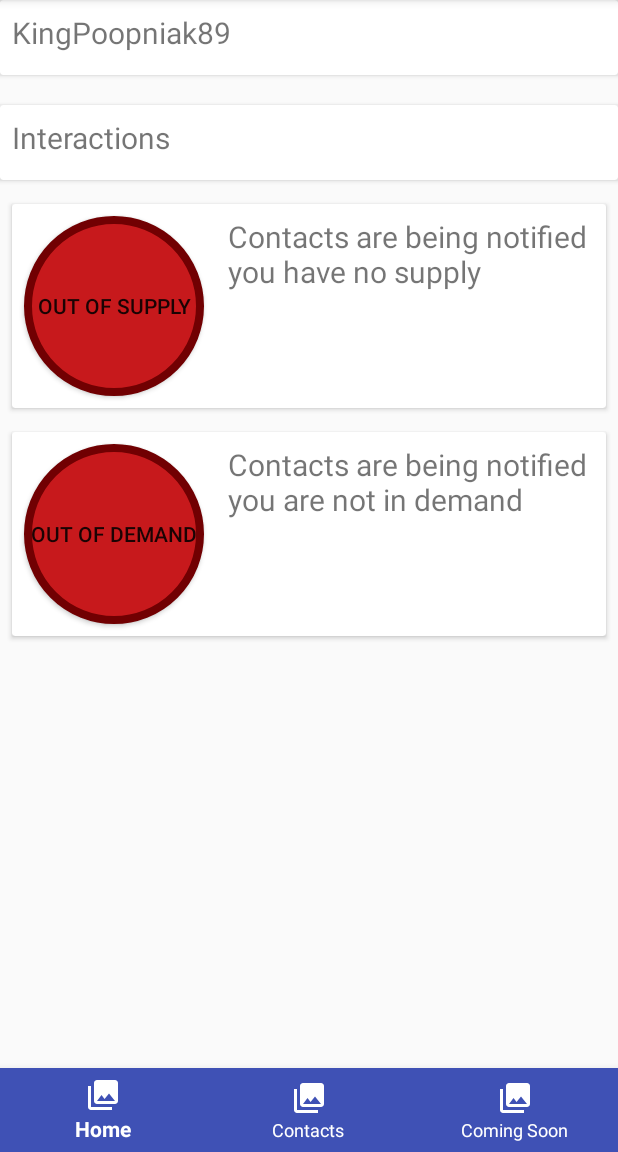
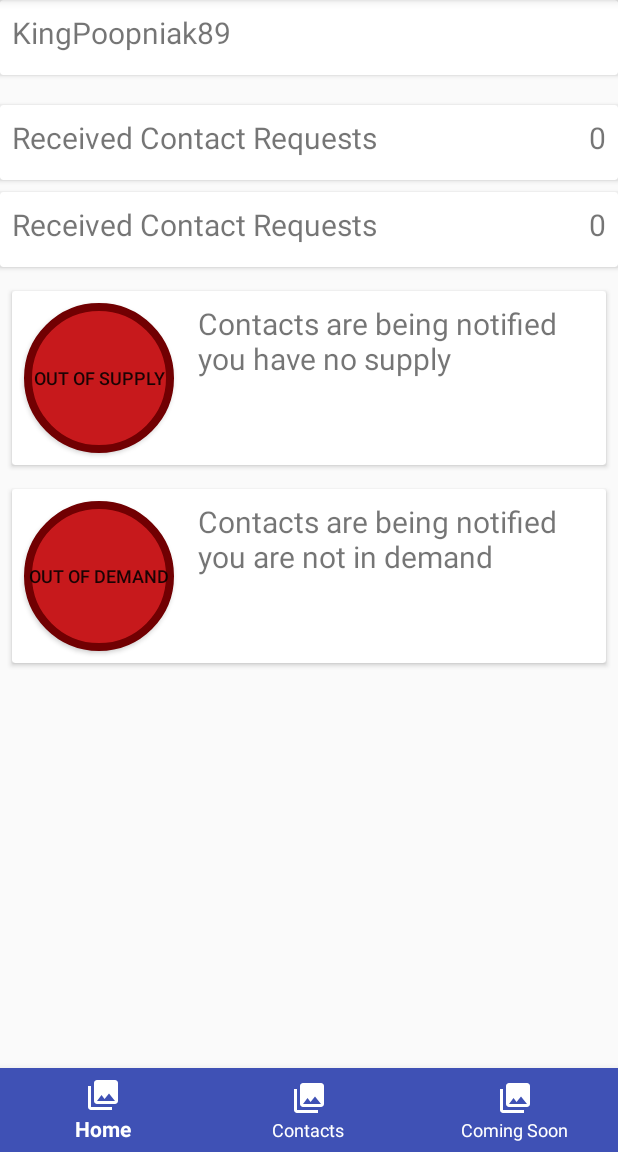
Before and after one commit to gkontos89/Beacon, an Android app: the HomeActivity screen opened directly, with no data from a screen before it, on a phone screen of 412 x 824 dp, the part 84-1236 px from its top. Run offline under Robolectric (Android 15) with nearby library versions, the phone set to English and light mode, and no system bars; 3 statements that could not run were skipped.

Commit message:
added launching of requests guis

```diff
--- a/app/src/main/java/com/marshmallow/beacon/ui/HomeActivity.java
+++ b/app/src/main/java/com/marshmallow/beacon/ui/HomeActivity.java
@@ -1,18 +1,39 @@
 package com.marshmallow.beacon.ui;
 
+import android.content.BroadcastReceiver;
+import android.content.Context;
+import android.content.Intent;
+import android.content.IntentFilter;
 import android.os.Bundle;
+import android.support.v7.widget.CardView;
+import android.view.View;
 import android.widget.CompoundButton;
 import android.widget.TextView;
 import android.widget.ToggleButton;
 
+import com.marshmallow.beacon.ContactRequestManager;
 import com.marshmallow.beacon.R;
 import com.marshmallow.beacon.UserManager;
 import com.marshmallow.beacon.backend.BeaconBackend;
+import com.marshmallow.beacon.broadcasts.RequestUpdateBroadcast;
 
 /**
  * Created by George on 7/13/2018.
  */
 public class HomeActivity extends BaseActivity {
+
+    // GUI handles
+    TextView usernameText;
+    CardView incomingRequestsCard;
+    TextView incomingRequestsCountText;
+    CardView outgoingRequestsCard;
+    TextView outgoingRequestsCountText;
+    BeaconButton supplyButton;
+    TextView supplyStatusText;
+    BeaconButton demandButton;
+    TextView demandStatusText;
+    BroadcastReceiver broadcastReceiver;
+    IntentFilter intentFilter;
 
     @Override
     protected void onCreate(Bundle savedInstanceState) {
@@ -20,16 +41,49 @@ public class HomeActivity extends BaseActivity {
         super.onCreate(savedInstanceState);
 
         // GUI handle instantiation
-        TextView usernameText = findViewById(R.id.username_title);
-        BeaconButton supplyButton = findViewById(R.id.supply_button);
-        TextView supplyStatusText = findViewById(R.id.supply_status_text);
-        BeaconButton demandButton = findViewById(R.id.demand_button);
-        TextView demandStatusText = findViewById(R.id.demand_status_text);
+        usernameText = findViewById(R.id.username_title);
+        incomingRequestsCard = findViewById(R.id.incoming_requests);
+        incomingRequestsCountText = findViewById(R.id.received_contact_request_count);
+        outgoingRequestsCard = findViewById(R.id.outgoing_requests);
+        outgoingRequestsCountText = findViewById(R.id.sent_contact_request_count);
+        supplyButton = findViewById(R.id.supply_button);
+        supplyStatusText = findViewById(R.id.supply_status_text);
+        demandButton = findViewById(R.id.demand_button);
+        demandStatusText = findViewById(R.id.demand_status_text);
 
         // UI initialization
         usernameText.setText(UserManager.getInstance().getUser().getUsername());
+        updateRequestCounts();
         supplyButton.initialize(UserManager.getInstance().getUser().getSupplyStatus(), supplyStatusText);
         demandButton.initialize(UserManager.getInstance().getUser().getDemandStatus(), demandStatusText);
+
+        incomingRequestsCard.setOnClickListener(new View.OnClickListener() {
+            @Override
+            public void onClick(View v) {
+                Intent intent = new Intent(getApplicationContext(), IncomingContactRequestsActivity.class);
+                startActivity(intent);
+            }
+        });
+
+        outgoingRequestsCard.setOnClickListener(new View.OnClickListener() {
+            @Override
+            public void onClick(View v) {
+                Intent intent = new Intent(getApplicationContext(), OutgoingContactRequestsActivity.class);
+                startActivity(intent);
+            }
+        });
+
+        // Setup broadcast receivers for contact request updates
+        intentFilter = new IntentFilter();
+        intentFilter.addAction(RequestUpdateBroadcast.action);
+        broadcastReceiver = new BroadcastReceiver() {
+            @Override
+            public void onReceive(Context context, Intent intent) {
+                updateRequestCounts();
+            }
+        };
+
+        registerReceiver(broadcastReceiver, intentFilter);
     }
 
     @Override
@@ -37,4 +91,21 @@ public class HomeActivity extends BaseActivity {
         super.onBackPressed();
         BeaconBackend.getInstance().signOutUser();
     }
+
+    @Override
+    public void onPause() {
+        super.onPause();
+        unregisterReceiver(broadcastReceiver);
+    }
+
+    @Override
+    public void onResume() {
+        super.onResume();
+        registerReceiver(broadcastReceiver, intentFilter);
+    }
+
+    private void updateRequestCounts() {
+        incomingRequestsCountText.setText(String.format("%d", ContactRequestManager.getInstance().getIncomingRequests().size()));
+        outgoingRequestsCountText.setText(String.format("%d", ContactRequestManager.getInstance().getOutgoingRequests().size()));
+    }
 }
--- a/app/src/main/java/com/marshmallow/beacon/ui/NewContactActivity.java
+++ b/app/src/main/java/com/marshmallow/beacon/ui/NewContactActivity.java
@@ -97,7 +97,8 @@ public class NewContactActivity extends AppCompatActivity {
 
     private boolean notAlreadyAContact() {
         String requestedUsername = contactUserNameEditText.getText().toString();
-        if (UserManager.getInstance().getUser().getRolodex().getUsernames().contains(requestedUsername)) {
+        if (UserManager.getInstance().getUser().getRolodex() != null &&
+                UserManager.getInstance().getUser().getRolodex().getUsernames().contains(requestedUsername)) {
             Toast.makeText(this, "You are already connected to " + requestedUsername, Toast.LENGTH_SHORT).show();
             return false;
         } else {
--- a/app/src/main/res/drawable/beacon_off.xml
+++ b/app/src/main/res/drawable/beacon_off.xml
@@ -4,7 +4,7 @@
         <shape android:shape="oval">
             <stroke android:color="#710002" android:width="5dp" />
             <solid android:color="#c7191c"/>
-            <size android:width="120dp" android:height="120dp"/>
+            <size android:width="100dp" android:height="100dp"/>
         </shape>
     </item>
 </selector>
--- a/app/src/main/res/drawable/beacon_on.xml
+++ b/app/src/main/res/drawable/beacon_on.xml
@@ -4,7 +4,7 @@
         <shape android:shape="oval">
             <stroke android:color="#007104" android:width="5dp" />
             <solid android:color="#19c71f"/>
-            <size android:width="120dp" android:height="120dp"/>
+            <size android:width="100dp" android:height="100dp"/>
         </shape>
     </item>
 </selector>
--- a/app/src/main/res/layout/activity_home.xml
+++ b/app/src/main/res/layout/activity_home.xml
@@ -33,7 +33,7 @@
 
     <android.support.v7.widget.CardView
         xmlns:android="http://schemas.android.com/apk/res/android"
-        android:id="@+id/customer_list_card"
+        android:id="@+id/incoming_requests"
         android:layout_width="match_parent"
         android:layout_height="50dp"
         android:layout_marginBottom="8dp"
@@ -46,19 +46,57 @@
             android:gravity="start">
 
             <TextView
-                android:id="@+id/interactions_text"
+                android:id="@+id/incoming_requests_card_text"
                 android:layout_width="wrap_content"
                 android:layout_height="wrap_content"
                 android:textSize="20sp"
                 android:layout_margin="8dp"
-                android:text="@string/interactions_string"
+                android:text="@string/incoming_requests_home_title"
                 android:gravity="start"/>
 
             <TextView
+                android:id="@+id/received_contact_request_count"
                 android:layout_width="wrap_content"
                 android:layout_height="wrap_content"
                 android:layout_alignParentEnd="true"
-                android:layout_toEndOf="@id/interactions_text"
+                android:layout_toEndOf="@id/incoming_requests_card_text"
+                android:textSize="20sp"
+                android:layout_margin="8dp"
+                android:gravity="end"/>
+
+        </RelativeLayout>
+
+    </android.support.v7.widget.CardView>
+
+    <android.support.v7.widget.CardView
+        xmlns:android="http://schemas.android.com/apk/res/android"
+        android:id="@+id/outgoing_requests"
+        android:layout_width="match_parent"
+        android:layout_height="50dp"
+        android:layout_marginBottom="8dp"
+        android:layout_below="@id/incoming_requests">
+
+        <RelativeLayout
+            android:layout_width="match_parent"
+            android:layout_height="wrap_content"
+            android:orientation="horizontal"
+            android:gravity="start">
+
+            <TextView
+                android:id="@+id/outgoing_requests_card_text"
+                android:layout_width="wrap_content"
+                android:layout_height="wrap_content"
+                android:textSize="20sp"
+                android:layout_margin="8dp"
+                android:text="@string/incoming_requests_home_title"
+                android:gravity="start"/>
+
+            <TextView
+                android:id="@+id/sent_contact_request_count"
+                android:layout_width="wrap_content"
+                android:layout_height="wrap_content"
+                android:layout_alignParentEnd="true"
+                android:layout_toEndOf="@id/outgoing_requests_card_text"
                 android:textSize="20sp"
                 android:layout_margin="8dp"
                 android:gravity="end"/>
@@ -73,7 +111,7 @@
         android:layout_width="match_parent"
         android:layout_height="wrap_content"
         android:layout_margin="8dp"
-        android:layout_below="@id/customer_list_card">
+        android:layout_below="@id/outgoing_requests">
 
         <RelativeLayout
             android:layout_width="match_parent"
@@ -86,6 +124,7 @@
                 android:layout_height="wrap_content"
                 android:layout_margin="8dp"
                 android:background="@drawable/beacon_off"
+                android:textSize="12sp"
                 android:textOn="@string/in_supply_string"
                 android:textOff="@string/out_of_supply_string" />
 
@@ -121,6 +160,7 @@
                 android:layout_height="wrap_content"
                 android:layout_margin="8dp"
                 android:background="@drawable/beacon_off"
+                android:textSize="12sp"
                 android:textOn="@string/demand_on_string"
                 android:textOff="@string/demand_off_string"/>
 
--- a/app/src/main/res/values/strings.xml
+++ b/app/src/main/res/values/strings.xml
@@ -3,7 +3,7 @@
     <string name="home">Home</string>
     <string name="contacts">Contacts</string>
     <string name="coming_soon">Coming Soon</string>
-    <string name="interactions_string">Interactions</string>
+    <string name="incoming_requests_home_title">Received Contact Requests</string>
     <string name="requests_string">Requests</string>
     <string name="in_supply_string">In Supply</string>
     <string name="out_of_supply_string">Out of Supply</string>
```
